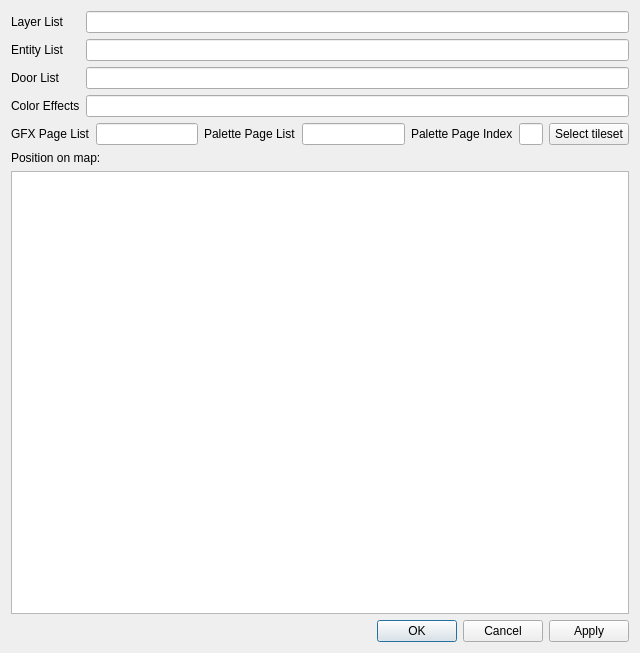
Old version of the form dsvedit/room_editor.ui in the repository LagoLunatic/DSVEdit.
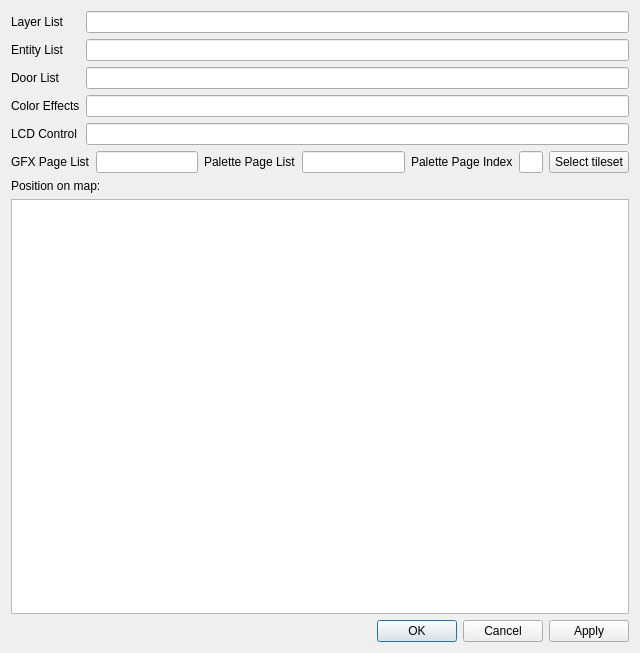
New version of the form.

Commit message: AoS/HoD: Allow editing LCD control field in room props

```diff
--- a/dsvedit/room_editor.ui
+++ b/dsvedit/room_editor.ui
@@ -59,6 +59,16 @@
      <item row="3" column="1">
       <widget class="QLineEdit" name="color_effects"/>
      </item>
+     <item row="4" column="0">
+      <widget class="QLabel" name="label_9">
+       <property name="text">
+        <string>LCD Control</string>
+       </property>
+      </widget>
+     </item>
+     <item row="4" column="1">
+      <widget class="QLineEdit" name="lcd_control"/>
+     </item>
     </layout>
    </item>
    <item>
```
The commit also changes 2 other files.
